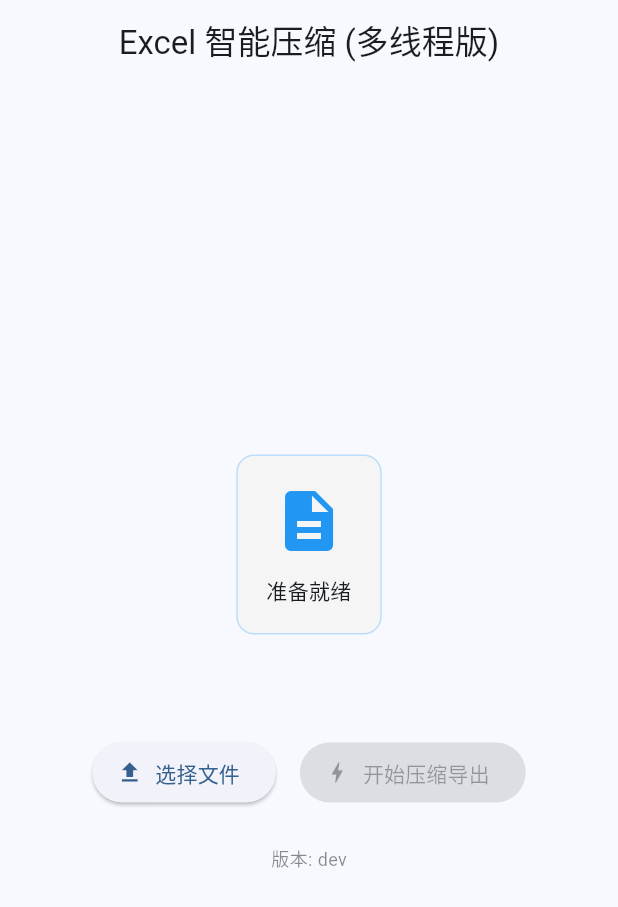
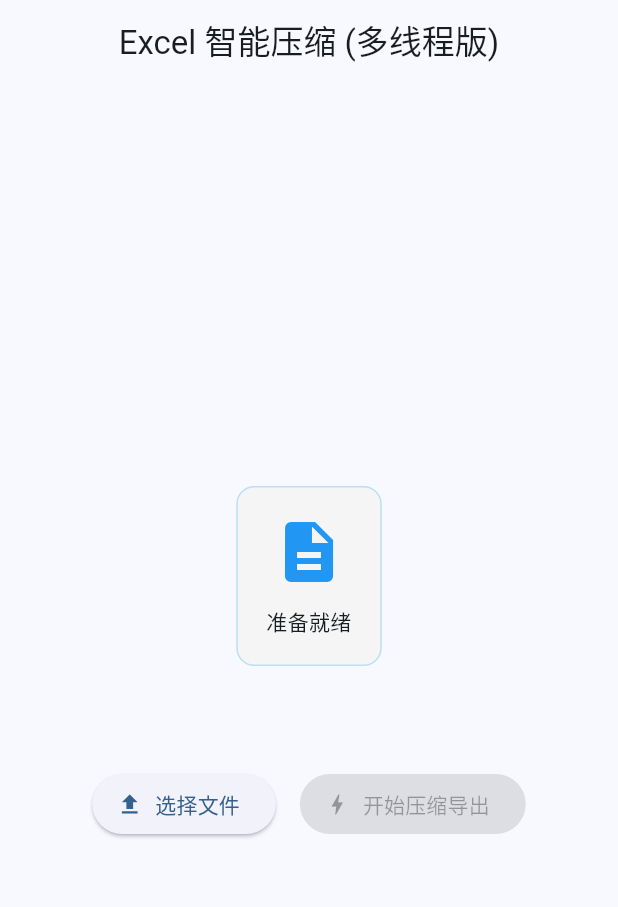
Before and after one commit to qgbd2xvc9p-art/LT, a Flutter app: the screen it shows after launch, on a phone screen of 412 x 824 dp. Shown: the top 907 px of the screen. Run offline on Flutter 3.47's test engine with Material 3 defaults, Android fonts, the phone set to English and light mode, and no system bars; our stand-ins replace file_picker; missing offline and left inert: dart:js.

Commit message:
Revert "Show app version and disable PWA cache"
This reverts commit e904d89338619250011b4a9709dd00cf401373c2.

```diff
--- a/lib/main.dart
+++ b/lib/main.dart
@@ -9,8 +9,6 @@
 import 'package:xml/xml.dart';
 
 void main() => runApp(const MyApp());
-
-const String kAppVersion = String.fromEnvironment('APP_VERSION', defaultValue: 'dev');
 
 class MyApp extends StatelessWidget {
   const MyApp({super.key});
@@ -72,11 +70,6 @@
                     style: ElevatedButton.styleFrom(backgroundColor: Colors.blue[50]),
                   ),
                 ],
-              ),
-              const SizedBox(height: 24),
-              Text(
-                '版本: $kAppVersion',
-                style: const TextStyle(fontSize: 12, color: Colors.black45),
               ),
             ],
           ),
```
Also changed, not shown: 1 other file.
